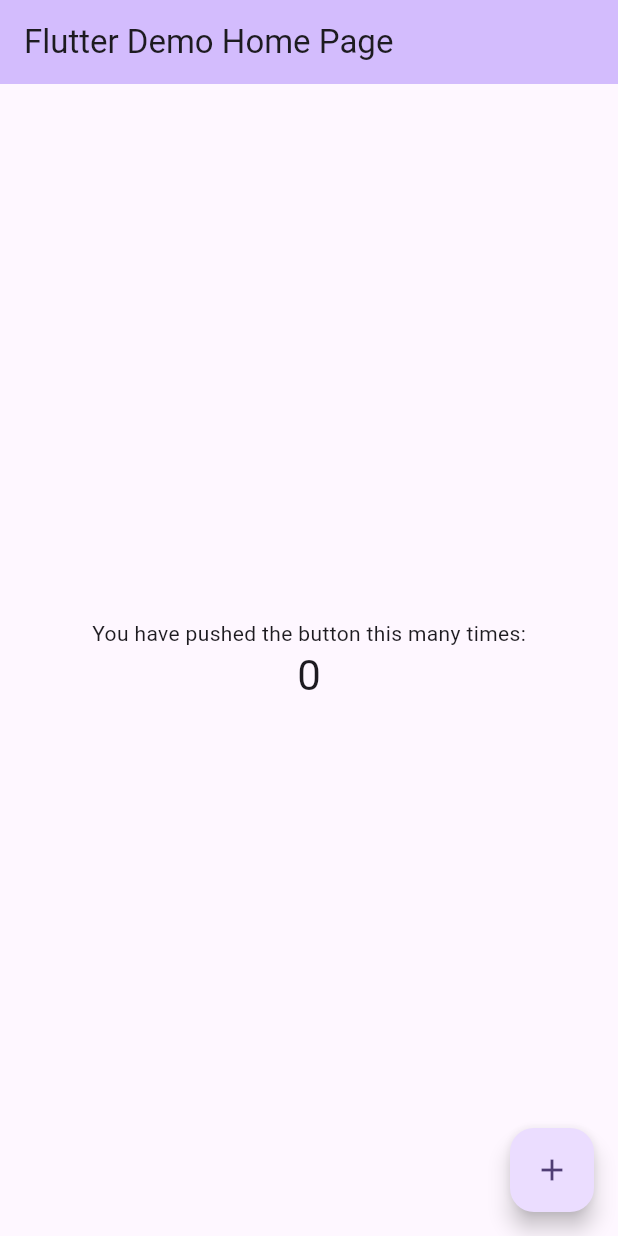
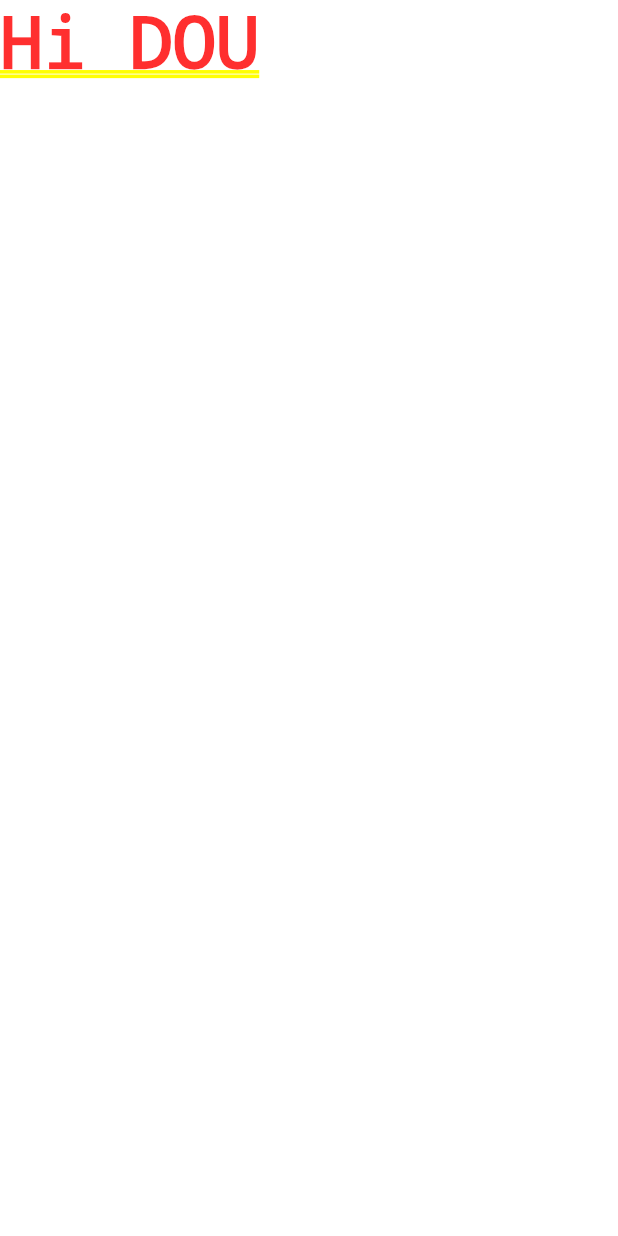
Before and after one commit to Anusorn244/example_ADD_1, a Flutter app: the screen it shows after launch, on a phone screen of 412 x 824 dp. Run offline on Flutter 3.47's test engine with Material 3 defaults, Android fonts, the phone set to English and light mode, and no system bars.

Commit message:
เพิ่ม my homepage

```diff
--- a/lib/main.dart
+++ b/lib/main.dart
@@ -1,3 +1,4 @@
+import 'package:example_1/screen/my_home_page.dart';
 import 'package:flutter/material.dart';
 
 void main() {
@@ -7,119 +8,15 @@ void main() {
 class MyApp extends StatelessWidget {
   const MyApp({super.key});
 
-  // This widget is the root of your application.
   @override
   Widget build(BuildContext context) {
     return MaterialApp(
       title: 'Flutter Demo',
       theme: ThemeData(
-        // This is the theme of your application.
-        //
-        // TRY THIS: Try running your application with "flutter run". You'll see
-        // the application has a purple toolbar. Then, without quitting the app,
-        // try changing the seedColor in the colorScheme below to Colors.green
-        // and then invoke "hot reload" (save your changes or press the "hot
-        // reload" button in a Flutter-supported IDE, or press "r" if you used
-        // the command line to start the app).
-        //
-        // Notice that the counter didn't reset back to zero; the application
-        // state is not lost during the reload. To reset the state, use hot
-        // restart instead.
-        //
-        // This works for code too, not just values: Most code changes can be
-        // tested with just a hot reload.
-        colorScheme: ColorScheme.fromSeed(seedColor: Colors.deepPurple),
+        colorScheme: ColorScheme.fromSeed(seedColor: Colors.lightBlue),
         useMaterial3: true,
       ),
-      home: const MyHomePage(title: 'Flutter Demo Home Page'),
+      home: const MyHomePage(),
     );
   }
 }
-
-class MyHomePage extends StatefulWidget {
-  const MyHomePage({super.key, required this.title});
-
-  // This widget is the home page of your application. It is stateful, meaning
-  // that it has a State object (defined below) that contains fields that affect
-  // how it looks.
-
-  // This class is the configuration for the state. It holds the values (in this
-  // case the title) provided by the parent (in this case the App widget) and
-  // used by the build method of the State. Fields in a Widget subclass are
-  // always marked "final".
-
-  final String title;
-
-  @override
-  State<MyHomePage> createState() => _MyHomePageState();
-}
-
-class _MyHomePageState extends State<MyHomePage> {
-  int _counter = 0;
-
-  void _incrementCounter() {
-    setState(() {
-      // This call to setState tells the Flutter framework that something has
-      // changed in this State, which causes it to rerun the build method below
-      // so that the display can reflect the updated values. If we changed
-      // _counter without calling setState(), then the build method would not be
-      // called again, and so nothing would appear to happen.
-      _counter++;
-    });
-  }
-
-  @override
-  Widget build(BuildContext context) {
-    // This method is rerun every time setState is called, for instance as done
-    // by the _incrementCounter method above.
-    //
-    // The Flutter framework has been optimized to make rerunning build methods
-    // fast, so that you can just rebuild anything that needs updating rather
-    // than having to individually change instances of widgets.
-    return Scaffold(
-      appBar: AppBar(
-        // TRY THIS: Try changing the color here to a specific color (to
-        // Colors.amber, perhaps?) and trigger a hot reload to see the AppBar
-        // change color while the other colors stay the same.
-        backgroundColor: Theme.of(context).colorScheme.inversePrimary,
-        // Here we take the value from the MyHomePage object that was created by
-        // the App.build method, and use it to set our appbar title.
-        title: Text(widget.title),
-      ),
-      body: Center(
-        // Center is a layout widget. It takes a single child and positions it
-        // in the middle of the parent.
-        child: Column(
-          // Column is also a layout widget. It takes a list of children and
-          // arranges them vertically. By default, it sizes itself to fit its
-          // children horizontally, and tries to be as tall as its parent.
-          //
-          // Column has various properties to control how it sizes itself and
-          // how it positions its children. Here we use mainAxisAlignment to
-          // center the children vertically; the main axis here is the vertical
-          // axis because Columns are vertical (the cross axis would be
-          // horizontal).
-          //
-          // TRY THIS: Invoke "debug painting" (choose the "Toggle Debug Paint"
-          // action in the IDE, or press "p" in the console), to see the
-          // wireframe for each widget.
-          mainAxisAlignment: MainAxisAlignment.center,
-          children: <Widget>[
-            const Text(
-              'You have pushed the button this many times:',
-            ),
-            Text(
-              '$_counter',
-              style: Theme.of(context).textTheme.headlineMedium,
-            ),
-          ],
-        ),
-      ),
-      floatingActionButton: FloatingActionButton(
-        onPressed: _incrementCounter,
-        tooltip: 'Increment',
-        child: const Icon(Icons.add),
-      ), // This trailing comma makes auto-formatting nicer for build methods.
-    );
-  }
-}
--- /dev/null
+++ b/lib/screen/my_home_page.dart
@@ -0,0 +1,10 @@
+import 'package:flutter/material.dart';
+
+class MyHomePage extends StatelessWidget {
+  const MyHomePage({super.key});
+
+  @override
+  Widget build(BuildContext context) {
+    return const Text("Hi DOU");
+  }
+}
```
